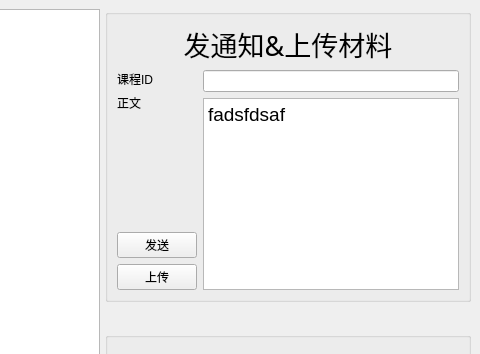
Above: Jobs-of-SoftwareEngineer/Codeing/Scut/teacher.ui from CSLP/CPP before the change; both pictures show x 627 to 1107 and y 0 to 354 of the 1107 by 683 pixel window. Below: the same form after it.
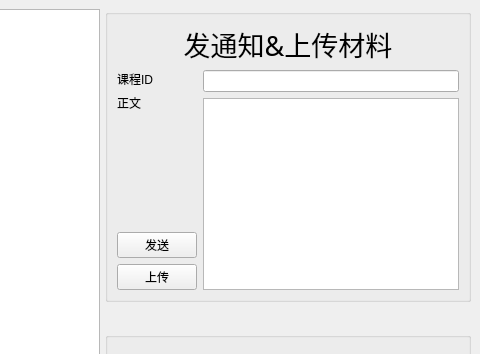
That is the form after the change.

The edit to the form file:
```diff
--- a/Jobs-of-SoftwareEngineer/Codeing/Scut/teacher.ui
+++ b/Jobs-of-SoftwareEngineer/Codeing/Scut/teacher.ui
@@ -117,7 +117,8 @@
 &lt;html&gt;&lt;head&gt;&lt;meta name=&quot;qrichtext&quot; content=&quot;1&quot; /&gt;&lt;style type=&quot;text/css&quot;&gt;
 p, li { white-space: pre-wrap; }
 &lt;/style&gt;&lt;/head&gt;&lt;body style=&quot; font-family:'Ubuntu'; font-size:14pt; font-weight:400; font-style:normal;&quot;&gt;
-&lt;p style=&quot; margin-top:0px; margin-bottom:0px; margin-left:0px; margin-right:0px; -qt-block-indent:0; text-indent:0px;&quot;&gt;fadsfdsaf&lt;/p&gt;&lt;/body&gt;&lt;/html&gt;</string>
+&lt;p style=&quot;-qt-paragraph-type:empty; margin-top:0px; margin-bottom:0px; margin-left:0px; margin-right:0px; -qt-block-indent:0; text-indent:0px;&quot;&gt;&lt;br /&gt;&lt;/p&gt;
+&lt;p style=&quot;-qt-paragraph-type:empty; margin-top:0px; margin-bottom:0px; margin-left:0px; margin-right:0px; -qt-block-indent:0; text-indent:0px;&quot;&gt;&lt;br /&gt;&lt;/p&gt;&lt;/body&gt;&lt;/html&gt;</string>
                    </property>
                   </widget>
                  </item>
```
